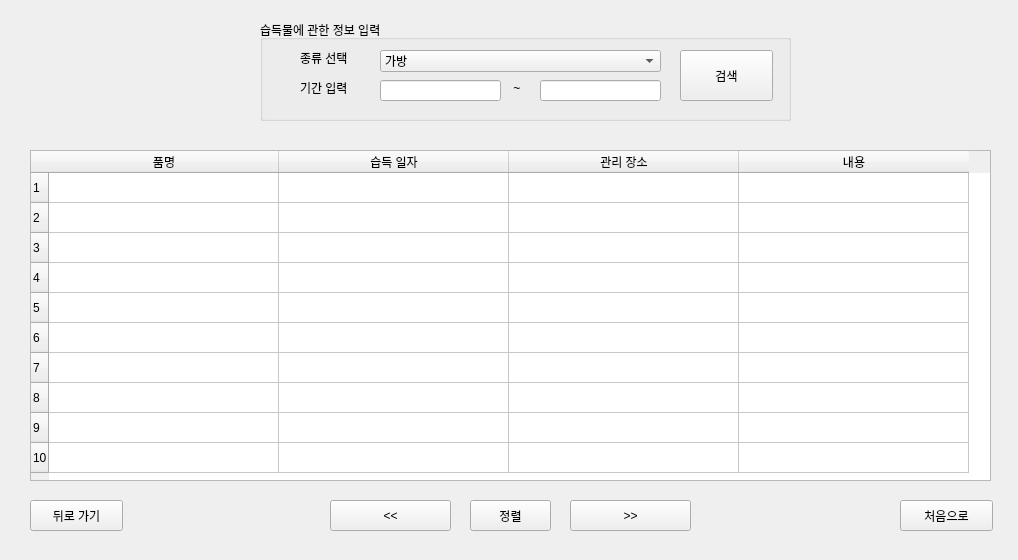
Before: the Qt Designer form 개발 공간/ver.GUI/founds_kind_search_menu.ui in batherit/ScriptProject, drawn with Qt 5.
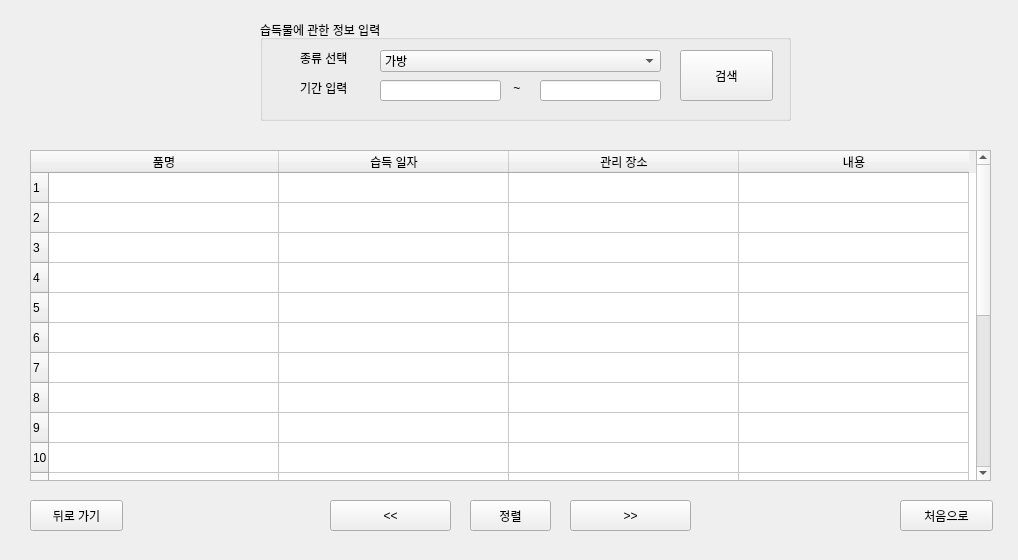
After: the same form once the commit is applied.

Diff of the .ui file:
```diff
--- a/개발 공간/ver.GUI/founds_kind_search_menu.ui
+++ b/개발 공간/ver.GUI/founds_kind_search_menu.ui
@@ -101,6 +101,56 @@
      <string>10</string>
     </property>
    </row>
+   <row>
+    <property name="text">
+     <string>11</string>
+    </property>
+   </row>
+   <row>
+    <property name="text">
+     <string>12</string>
+    </property>
+   </row>
+   <row>
+    <property name="text">
+     <string>13</string>
+    </property>
+   </row>
+   <row>
+    <property name="text">
+     <string>14</string>
+    </property>
+   </row>
+   <row>
+    <property name="text">
+     <string>15</string>
+    </property>
+   </row>
+   <row>
+    <property name="text">
+     <string>16</string>
+    </property>
+   </row>
+   <row>
+    <property name="text">
+     <string>17</string>
+    </property>
+   </row>
+   <row>
+    <property name="text">
+     <string>18</string>
+    </property>
+   </row>
+   <row>
+    <property name="text">
+     <string>19</string>
+    </property>
+   </row>
+   <row>
+    <property name="text">
+     <string>20</string>
+    </property>
+   </row>
    <column>
     <property name="text">
      <string>품명</string>
```
